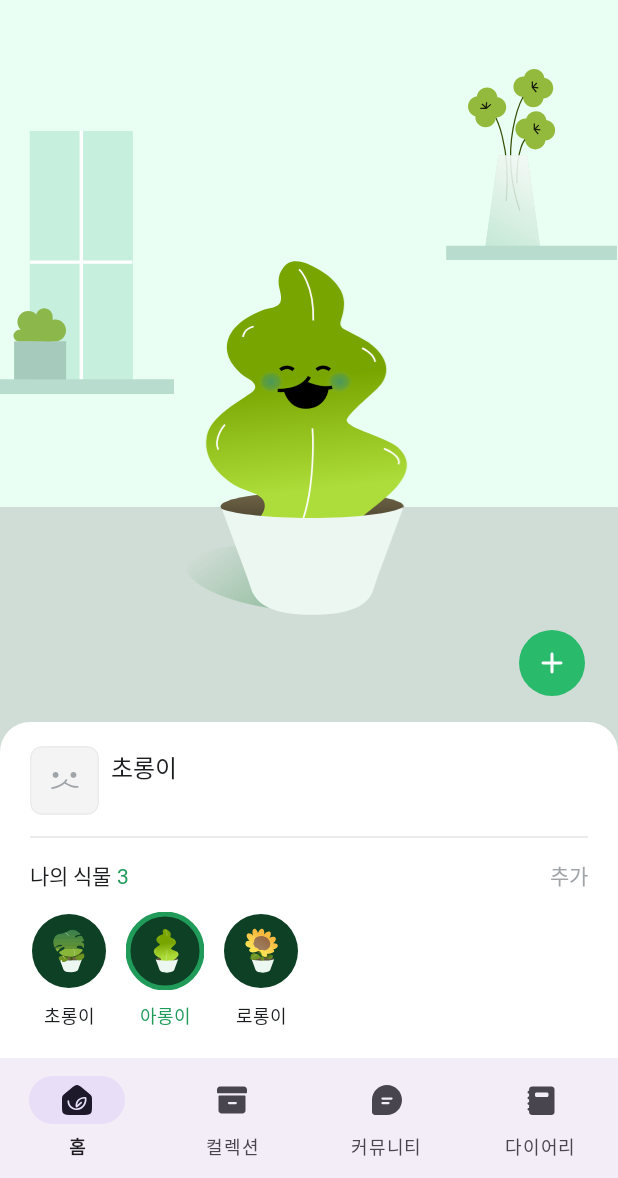
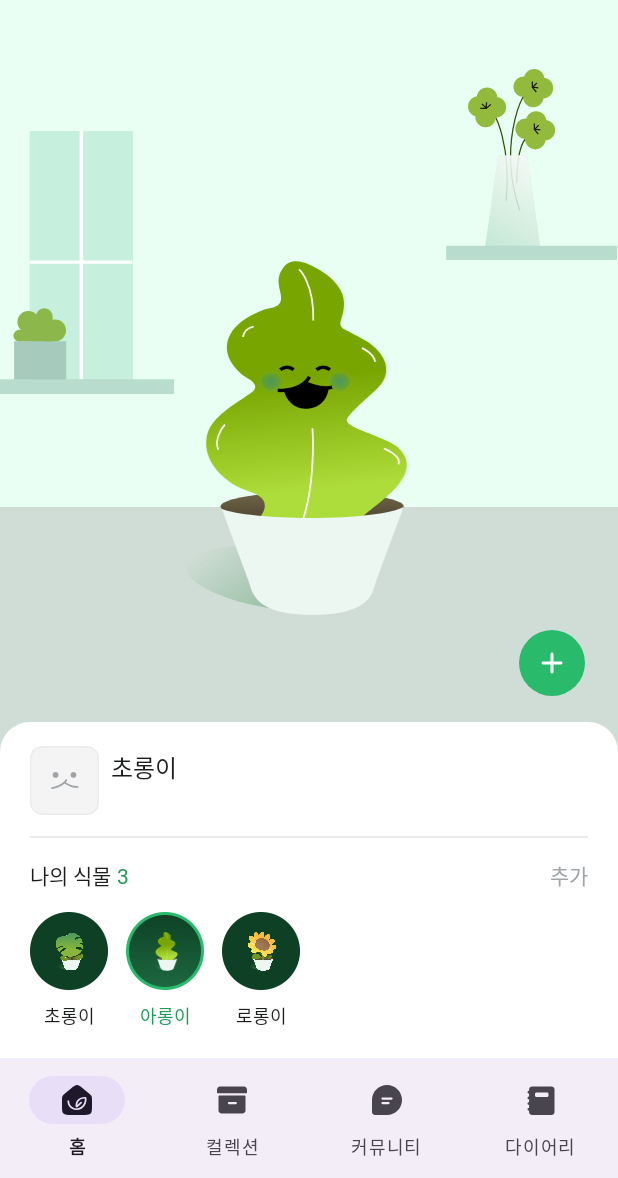
Before and after one commit to Greener-GreenRoom/GreenRoom-Android, an Android app: the HomeFragment screen opened directly, with no data from a screen before it, after a tap on "아롱이", on a phone screen of 412 x 824 dp, the part 58-1236 px from its top. Run offline under Robolectric (Android 15) with nearby library versions, the phone set to English and light mode, and no system bars; our stand-ins replace Dagger/Hilt's generated code, data binding, navigation-ui; 1 statement that could not run was skipped; 3 other taps on this screen came first.

Commit message:
design: item_profile의 변경된 디자인 적용
item_profile의 변경된 디자인을 적용했다.
따라서 ProfileBindingAdapter, ProfileRVAdapter,
HomeBindingAdapter, HomeFragment의 관련 코드 또한 변경했다.

```diff
--- a/presentation/src/main/java/com/greener/presentation/ui/home/main/HomeBindingAdapter.kt
+++ b/presentation/src/main/java/com/greener/presentation/ui/home/main/HomeBindingAdapter.kt
@@ -9,19 +9,7 @@
 
 @BindingAdapter("setBottomSheetSize")
 fun setBottomSheetSize(view: View, isAnyPlants: Boolean) {
-    val layout = view.parent as ConstraintLayout
-    val cs = ConstraintSet()
-    cs.clone(layout)
 
-    /*
-    if(isAnyPlants) {
-        cs.constrainPercentHeight(view.id, 0.3435f)
-        cs.applyTo(layout)
-    } else{
-        cs.constrainPercentHeight(view.id, 0.2453f)
-        cs.applyTo(layout)
-    }
-     */
     view.layoutParams = view.layoutParams.apply {
         this.height =
             if (isAnyPlants) view.resources.getDimensionPixelSize(R.dimen.bottom_sheet_home_size_not_empty)
--- a/presentation/src/main/java/com/greener/presentation/ui/home/main/HomeFragment.kt
+++ b/presentation/src/main/java/com/greener/presentation/ui/home/main/HomeFragment.kt
@@ -89,8 +89,7 @@
             binding.includeHomeBottomSheet.rvBottomSheetHomeProfile.findViewHolderForAdapterPosition(
                 position
             ) as ProfileRVAdapter.ProfileViewHolder
-
-        viewHolder.binding.ivItemProfileProfile.strokeWidth = 5f
+        viewHolder.binding.ivItemProfileBackground.setImageResource(R.drawable.img_profile_background_circle_selected)
         viewHolder.binding.tvItemProfilePlantName.setTextColor(
             ContextCompat.getColor(
                 requireActivity(),
@@ -105,7 +104,7 @@
                 position
             ) as ProfileRVAdapter.ProfileViewHolder
 
-        viewHolder.binding.ivItemProfileProfile.strokeWidth = 0f
+        viewHolder.binding.ivItemProfileBackground.setImageResource(R.drawable.img_profile_background_circle_non_selected)
         viewHolder.binding.tvItemProfilePlantName.setTextColor(
             ContextCompat.getColor(
                 requireActivity(),
--- a/presentation/src/main/java/com/greener/presentation/ui/home/main/ProfileBindingAdapter.kt
+++ b/presentation/src/main/java/com/greener/presentation/ui/home/main/ProfileBindingAdapter.kt
@@ -5,22 +5,22 @@
 import com.greener.presentation.R
 
 
-@BindingAdapter("setProfile")
-fun setProfile(view: ImageView, id:Int ) {
+@BindingAdapter("setProfilePlantType")
+fun setProfilePlantType(view: ImageView, id:Int ) {
     when(id) {
         1 ->{
-            view.setImageResource(R.drawable.img_plant_1_profile)
+            view.setImageResource(R.drawable.img_plant_1_empty)
         }
         2-> {
-            view.setImageResource(R.drawable.img_plant_2_profile)
+            view.setImageResource(R.drawable.img_plant_2_empty)
 
         }
         3-> {
-            view.setImageResource(R.drawable.img_plant_3_profile)
+            view.setImageResource(R.drawable.img_plant_3_empty)
 
         }
         4 -> {
-            view.setImageResource(R.drawable.img_plant_4_profile)
+            view.setImageResource(R.drawable.img_plant_4_empty)
         }
     }
 }
--- a/presentation/src/main/java/com/greener/presentation/ui/home/main/ProfileRVAdapter.kt
+++ b/presentation/src/main/java/com/greener/presentation/ui/home/main/ProfileRVAdapter.kt
@@ -40,8 +40,7 @@
         }
         holder.bind(profiles[position])
         if (holder.binding.profile == currentProfile) {
-            holder.binding.ivItemProfileProfile.strokeWidth = 5f
-
+            holder.binding.ivItemProfileBackground.setImageResource(R.drawable.img_profile_background_circle_selected)
             holder.binding.tvItemProfilePlantName.setTextColor(
                 ContextCompat.getColor(
                     holder.binding.tvItemProfilePlantName.context,
--- a/presentation/src/main/res/layout/item_profile.xml
+++ b/presentation/src/main/res/layout/item_profile.xml
@@ -15,7 +15,7 @@
         android:layout_width="wrap_content"
         android:layout_height="wrap_content"
         android:layout_marginRight="12dp">
-
+        <!--
         <com.google.android.material.imageview.ShapeableImageView
             android:id="@+id/iv_item_profile_profile"
             android:layout_width="52dp"
@@ -29,22 +29,42 @@
             app:strokeColor="@color/green300"
             app:strokeWidth="0dp"
             tools:src="@drawable/img_plant_1_profile" />
+            -->
+        <ImageView
+            android:id="@+id/iv_item_profile_background"
+            android:layout_width="52dp"
+            android:layout_height="52dp"
+            android:src="@drawable/img_profile_background_circle_non_selected"
+            app:layout_constraintEnd_toEndOf="parent"
+            app:layout_constraintStart_toStartOf="parent"
+            app:layout_constraintTop_toTopOf="parent" />
+
+        <ImageView
+            android:id="@+id/iv_item_profile_plant_type"
+            android:layout_width="30dp"
+            android:layout_height="30dp"
+            app:layout_constraintBottom_toBottomOf="@+id/iv_item_profile_background"
+            app:layout_constraintEnd_toEndOf="@+id/iv_item_profile_background"
+            app:layout_constraintStart_toStartOf="@+id/iv_item_profile_background"
+            app:layout_constraintTop_toTopOf="@+id/iv_item_profile_background"
+            app:setProfilePlantType="@{profile.type}"
+            tools:src="@drawable/img_plant_1_empty" />
 
         <com.google.android.material.textview.MaterialTextView
             android:id="@+id/tv_item_profile_plant_name"
             android:layout_width="0dp"
             android:layout_height="wrap_content"
+            android:layout_marginTop="8dp"
             android:ellipsize="end"
-            android:layout_marginTop="8dp"
             android:maxLines="1"
             android:text="@{profile.name}"
             android:textAlignment="center"
             android:textAppearance="@style/caption2"
             android:textColor="@color/gray700"
             app:layout_constraintBottom_toBottomOf="parent"
-            app:layout_constraintEnd_toEndOf="@id/iv_item_profile_profile"
-            app:layout_constraintStart_toStartOf="@+id/iv_item_profile_profile"
-            app:layout_constraintTop_toBottomOf="@+id/iv_item_profile_profile"
+            app:layout_constraintEnd_toEndOf="@id/iv_item_profile_background"
+            app:layout_constraintStart_toStartOf="@+id/iv_item_profile_background"
+            app:layout_constraintTop_toBottomOf="@+id/iv_item_profile_background"
             tools:text="초로롱" />
 
         <com.google.android.material.textview.MaterialTextView
@@ -57,8 +77,8 @@
             android:textAlignment="center"
             android:textAppearance="@style/caption4"
             android:visibility="gone"
-            app:layout_constraintEnd_toEndOf="@+id/iv_item_profile_profile"
-            app:layout_constraintTop_toTopOf="@+id/iv_item_profile_profile"
+            app:layout_constraintEnd_toEndOf="@+id/iv_item_profile_background"
+            app:layout_constraintTop_toTopOf="@+id/iv_item_profile_background"
             app:shapeAppearance="@style/circle_image"
             tools:visibility="visible" />
     </androidx.constraintlayout.widget.ConstraintLayout>
```
Also changed, not shown: presentation/src/main/res/drawable/img_profile_background_circle_non_selected.png (added), presentation/src/main/res/drawable/img_profile_background_circle_selected.png (added).
